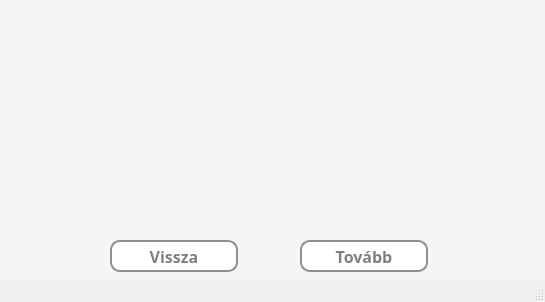
pkristof1999/Szakdolgozat, file src/main/resources/ui/default/gameModeInfo.ui: the form before one commit.
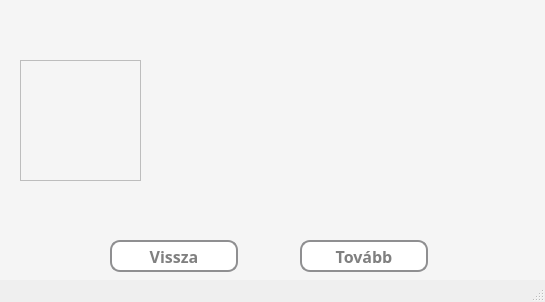
The form after the commit.

Commit message: Info ikon betöltése játék információ kiírásánál.

```diff
--- a/src/main/resources/ui/default/gameModeInfo.ui
+++ b/src/main/resources/ui/default/gameModeInfo.ui
@@ -105,9 +105,9 @@
      </property>
      <property name="geometry">
       <rect>
-       <x>20</x>
+       <x>160</x>
        <y>20</y>
-       <width>501</width>
+       <width>361</width>
        <height>201</height>
       </rect>
      </property>
@@ -143,6 +143,22 @@
       <set>Qt::AlignCenter</set>
      </property>
     </widget>
+    <widget class="QFrame" name="infoFrame">
+     <property name="geometry">
+      <rect>
+       <x>20</x>
+       <y>60</y>
+       <width>121</width>
+       <height>121</height>
+      </rect>
+     </property>
+     <property name="frameShape">
+      <enum>QFrame::StyledPanel</enum>
+     </property>
+     <property name="frameShadow">
+      <enum>QFrame::Raised</enum>
+     </property>
+    </widget>
    </widget>
   </widget>
   <widget class="QStatusBar" name="statusbar"/>
```
The commit also changes 1 other file.
